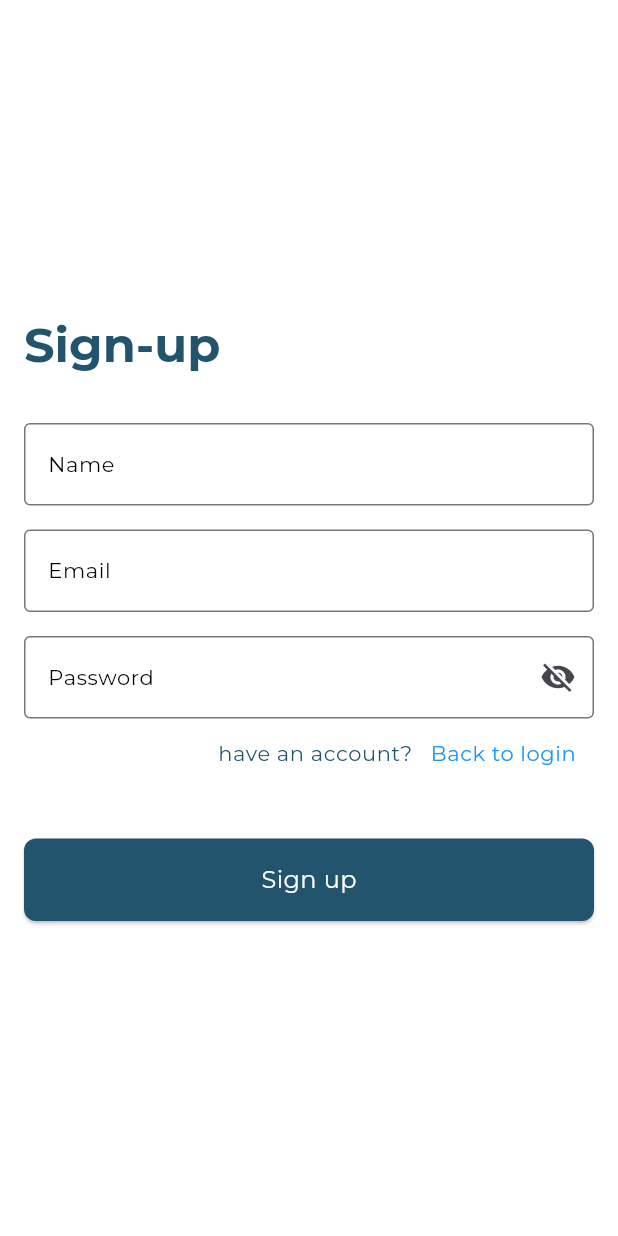
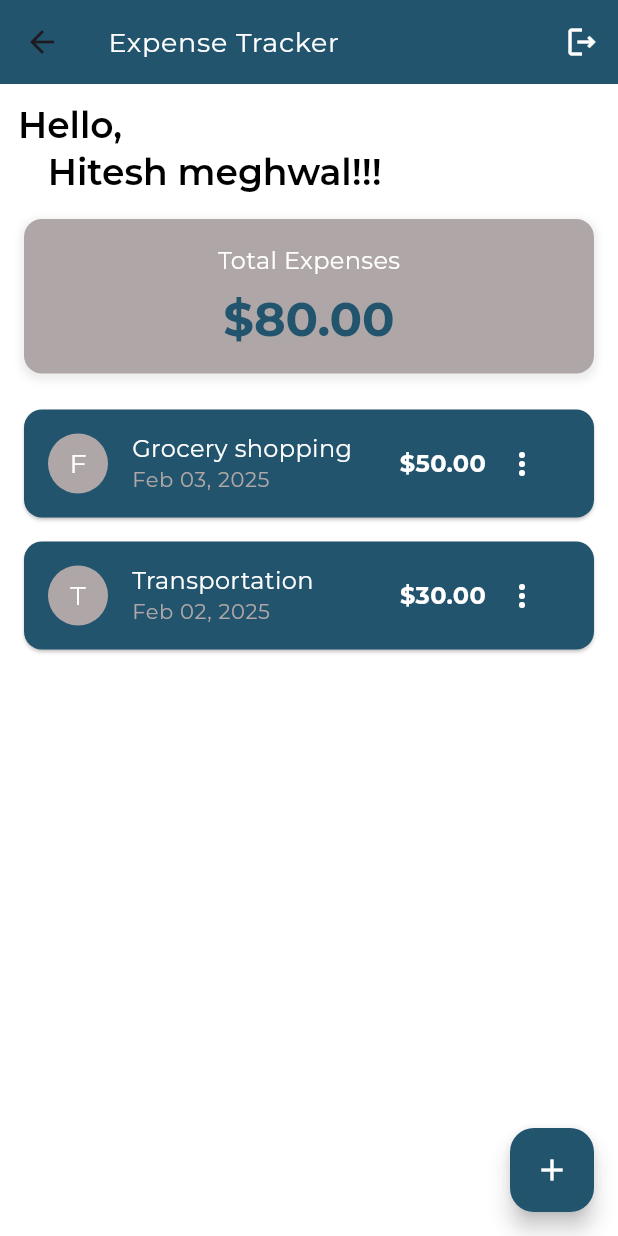
Before and after one commit to Hitesh-Meghwal/expensetrackerapp, a Flutter app: the SignupScreen screen opened by its route, after a tap on "Sign up", on a phone screen of 412 x 824 dp. Run offline on Flutter 3.47's test engine with Material 3 defaults, Android fonts, the phone set to English and light mode, and no system bars; our stand-ins replace get, google_fonts.

Commit message:
dashboard and Add expense edit and delete UI done

```diff
--- a/lib/config/routes/app_routes.dart
+++ b/lib/config/routes/app_routes.dart
@@ -1,3 +1,5 @@
+import 'package:expensetrackerapp/features/auth/presentation/pages/add_expense_tracker.dart';
+import 'package:expensetrackerapp/features/auth/presentation/pages/dashboard_screen.dart';
 import 'package:expensetrackerapp/features/auth/presentation/pages/login_screen.dart';
 import 'package:expensetrackerapp/features/auth/presentation/pages/signup_screen.dart';
 import 'package:get/get.dart';
@@ -5,10 +7,13 @@ import 'package:get/get.dart';
 class AppRoutes {
   static const String loginScreen = "/loginScreen";
   static const String signUpScreen = "/signUpScreen";
-  static const String forgetPasswordScreen = "/forgetPasswordScreen";
+  static const String darhboardScreen = "/dashoardScreen";
+  static const String addExpenseScreen = "/AddExpenseScreen";
 
   final List<GetPage> routes = [
     GetPage(name: loginScreen, page: () => const LoginScreen()),
     GetPage(name: signUpScreen, page: () => const SignupScreen()),
+    GetPage(name: darhboardScreen, page: () => const DashboardScreen()),
+    GetPage(name: addExpenseScreen, page: () => const AddExpenseScreen()),
   ];
 }
--- a/lib/core/appStrings/app_string.dart
+++ b/lib/core/appStrings/app_string.dart
@@ -11,5 +11,6 @@ class AppString {
   static const String forgetPassword = "Forget password?";
   static const String forgetPasswordtext = "Forget password";
   static const String dontHaveAccount = "Don't have an account?";
-  static const String HaveAnAccount = "have an account?";
+  static const String haveAnAccount = "have an account?";
+  static const String totalExpense = "Total Expenses";
 }
--- /dev/null
+++ b/lib/features/auth/presentation/pages/dashboard_screen.dart
@@ -0,0 +1,218 @@
+import 'package:expensetrackerapp/core/appColors/app_colors.dart';
+import 'package:expensetrackerapp/core/appStrings/app_string.dart';
+import 'package:expensetrackerapp/features/auth/presentation/pages/add_expense_tracker.dart';
+import 'package:flutter/material.dart';
+import 'package:get/get.dart';
+import 'package:intl/intl.dart';
+
+class DashboardScreen extends StatefulWidget {
+  const DashboardScreen({Key? key}) : super(key: key);
+
+  @override
+  _DashboardScreenState createState() => _DashboardScreenState();
+}
+
+class _DashboardScreenState extends State<DashboardScreen> {
+  // Dummy data for expenses
+  final List<Map<String, dynamic>> _expenses = [
+    {
+      'id': '1',
+      'amount': 50.00,
+      'date': DateTime.now(),
+      'description': 'Grocery shopping',
+      'category': 'Food'
+    },
+    {
+      'id': '2',
+      'amount': 30.00,
+      'date': DateTime.now().subtract(const Duration(days: 1)),
+      'description': 'Transportation',
+      'category': 'Travel'
+    },
+  ];
+
+  @override
+  Widget build(BuildContext context) {
+    double totalExpenses = _expenses.fold(
+        0, (sum, expense) => sum + (expense['amount'] as double));
+
+    return Scaffold(
+      appBar: AppBar(
+        title: Text(
+          AppString.appName,
+          style: Theme.of(context).textTheme.bodyLarge,
+        ),
+        backgroundColor: AppColors.primaryColor,
+        actions: [
+          IconButton(
+            onPressed: () {},
+            icon: const Icon(
+              Icons.logout_outlined,
+              color: Colors.white,
+            ),
+          )
+        ],
+      ),
+      body: Column(
+        crossAxisAlignment: CrossAxisAlignment.start,
+        children: [
+          Padding(
+            padding: const EdgeInsets.only(left: 12.0, top: 12),
+            child: Text(
+              "Hello, \n   Hitesh meghwal!!!",
+              style: Theme.of(context)
+                  .textTheme
+                  .headlineMedium!
+                  .copyWith(color: Colors.black),
+            ),
+          ),
+          // Summary Card
+          _buildExpenseContainer(totalExpenses),
+          // Expense List
+          _buildExpenseList()
+        ],
+      ),
+      floatingActionButton: FloatingActionButton(
+        backgroundColor: AppColors.primaryColor,
+        onPressed: () {
+          Navigator.push(
+            context,
+            MaterialPageRoute(
+              builder: (context) => const AddExpenseScreen(),
+            ),
+          );
+        },
+        child: const Icon(
+          Icons.add,
+          color: AppColors.secondaryColor,
+        ),
+      ),
+    );
+  }
+
+  Widget _buildExpenseList() {
+    return Expanded(
+      child: ListView.builder(
+        itemCount: _expenses.length,
+        itemBuilder: (context, index) {
+          final expense = _expenses[index];
+          return Card(
+            color: AppColors.primaryColor,
+            margin: const EdgeInsets.symmetric(horizontal: 16, vertical: 8),
+            child: ListTile(
+              leading: CircleAvatar(
+                backgroundColor: AppColors.darkGrey,
+                child: Text(expense['category'][0],
+                    style: Theme.of(context).textTheme.bodyLarge),
+              ),
+              title: Text(
+                expense['description'],
+                style: Theme.of(context).textTheme.bodyMedium,
+              ),
+              subtitle: Text(
+                DateFormat('MMM dd, yyyy').format(expense['date']),
+                style: Theme.of(context)
+                    .textTheme
+                    .bodySmall!
+                    .copyWith(color: AppColors.darkGrey),
+              ),
+              trailing: Row(
+                mainAxisSize: MainAxisSize.min,
+                children: [
+                  Text(
+                    '\$${expense['amount'].toStringAsFixed(2)}',
+                    style: Theme.of(context)
+                        .textTheme
+                        .bodyMedium!
+                        .copyWith(fontWeight: FontWeight.bold),
+                  ),
+                  PopupMenuButton(
+                    iconColor: Colors.white,
+                    itemBuilder: (context) => [
+                      PopupMenuItem(
+                        onTap: () {
+                          // Delay navigation to avoid popup menu error
+                          Future.delayed(
+                            const Duration(seconds: 0),
+                            () => Navigator.push(
+                              context,
+                              MaterialPageRoute(
+                                builder: (context) => AddExpenseScreen(
+                                  expense: expense,
+                                ),
+                              ),
+                            ),
+                          );
+                        },
+                        child: const Row(
+                          children: [
+                            Icon(Icons.edit),
+                            SizedBox(width: 8),
+                            Text('Edit'),
+                          ],
+                        ),
+                      ),
+                      PopupMenuItem(
+                        onTap: () {
+                          setState(() {
+                            _expenses.removeAt(index);
+                          });
+                        },
+                        child: const Row(
+                          children: [
+                            Icon(Icons.delete, color: Colors.red),
+                            SizedBox(width: 8),
+                            Text('Delete'),
+                          ],
+                        ),
+                      ),
+                    ],
+                  ),
+                ],
+              ),
+            ),
+          );
+        },
+      ),
+    );
+  }
+
+  Widget _buildExpenseContainer(double totalExpenses) {
+    return Container(
+      width: Get.width,
+      margin: const EdgeInsets.all(16),
+      padding: const EdgeInsets.all(16),
+      decoration: BoxDecoration(
+        color: AppColors.darkGrey,
+        borderRadius: BorderRadius.circular(12),
+        boxShadow: [
+          BoxShadow(
+            color: Colors.grey.withOpacity(0.2),
+            spreadRadius: 2,
+            blurRadius: 4,
+            offset: const Offset(0, 2),
+          ),
+        ],
+      ),
+      child: Column(
+        children: [
+          const Text(
+            AppString.totalExpense,
+            style: TextStyle(
+              color: Colors.white,
+              fontSize: 16,
+            ),
+          ),
+          const SizedBox(height: 8),
+          Text(
+            '\$${totalExpenses.toStringAsFixed(2)}',
+            style: Theme.of(context)
+                .textTheme
+                .headlineLarge!
+                .copyWith(color: AppColors.primaryColor),
+          ),
+        ],
+      ),
+    );
+  }
+}
--- a/lib/features/auth/presentation/pages/signup_screen.dart
+++ b/lib/features/auth/presentation/pages/signup_screen.dart
@@ -95,7 +95,7 @@ class _SignupScreenState extends State<SignupScreen> {
             Row(
               mainAxisAlignment: MainAxisAlignment.end,
               children: [
-                Text(AppString.HaveAnAccount,
+                Text(AppString.haveAnAccount,
                     style: Theme.of(context)
                         .textTheme
                         .bodySmall!
@@ -113,7 +113,11 @@ class _SignupScreenState extends State<SignupScreen> {
               ],
             ),
             const SizedBox(height: 32),
-            CustomButton(onPressed: () {}, buttonName: AppString.singUpBtn)
+            CustomButton(
+                onPressed: () {
+                  Get.toNamed(AppRoutes.darhboardScreen);
+                },
+                buttonName: AppString.singUpBtn)
           ],
         ),
       ),
--- a/lib/main.dart
+++ b/lib/main.dart
@@ -18,7 +18,7 @@ class MyApp extends StatelessWidget {
       title: AppString.appName,
       theme: AppTheme.lightTheme,
       getPages: AppRoutes().routes,
-      initialRoute: AppRoutes.signUpScreen,
+      initialRoute: AppRoutes.loginScreen,
       debugShowCheckedModeBanner: false,
     );
   }
--- a/pubspec.yaml
+++ b/pubspec.yaml
@@ -37,6 +37,7 @@ dependencies:
   cupertino_icons: ^1.0.8
   get: ^4.6.6
   google_fonts: ^6.2.1
+  intl: ^0.20.2
 
 dev_dependencies:
   flutter_test:
```
Also changed, not shown: lib/features/auth/presentation/pages/add_expense_tracker.dart (added, +232 -0 lines), pubspec.lock.
